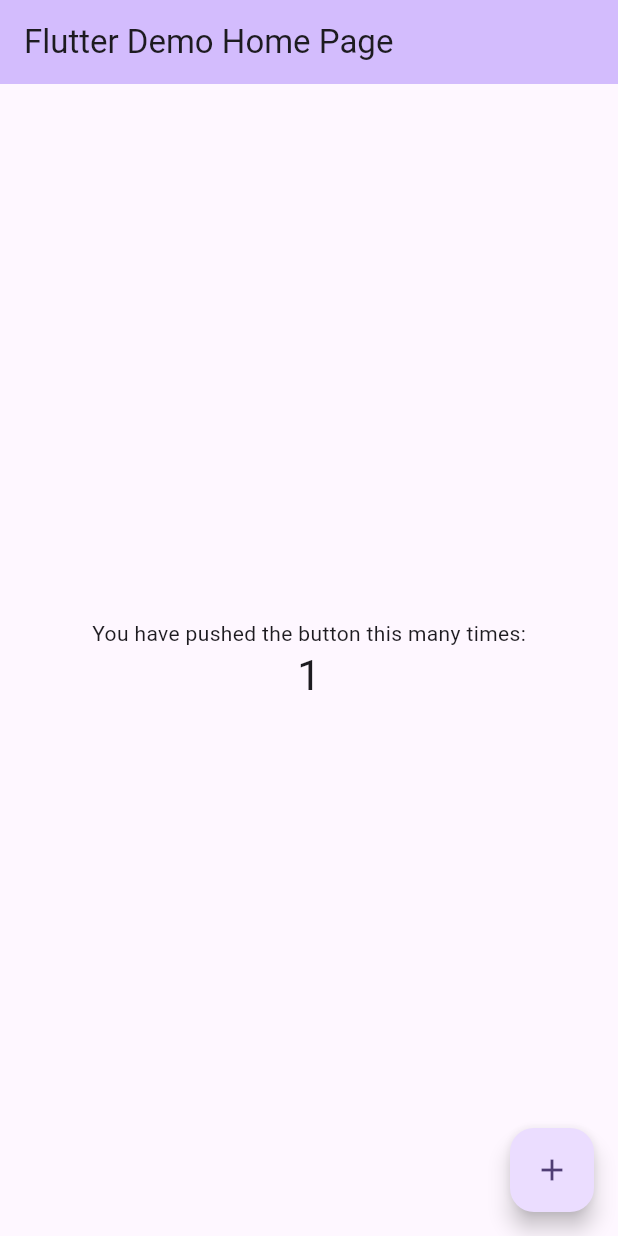
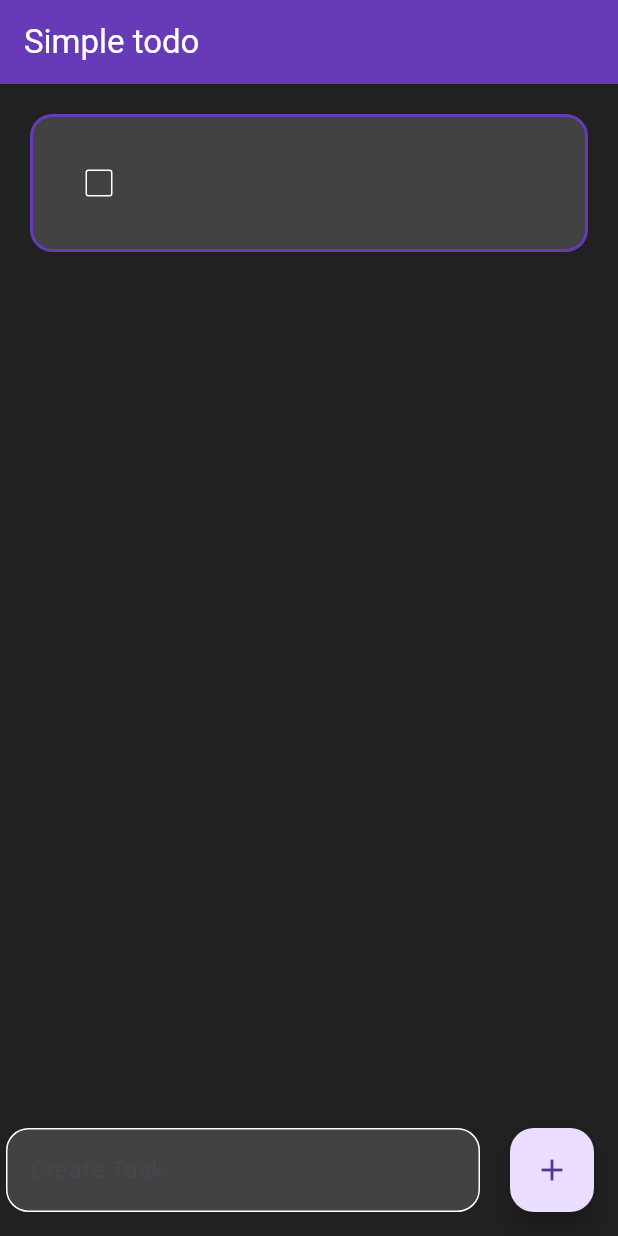
Before and after one commit to Implycitt/TodoApp, a Flutter app: the screen it shows after launch, after a tap on the "add" icon, on a phone screen of 412 x 824 dp. Run offline on Flutter 3.47's test engine with Material 3 defaults, Android fonts, the phone set to English and light mode, and no system bars.

Commit message:
Basic todo functionality

```diff
--- a/lib/main.dart
+++ b/lib/main.dart
@@ -1,4 +1,5 @@
 import 'package:flutter/material.dart';
+import 'package:todo_app/pages/home_page.dart';
 
 void main() {
   runApp(const MyApp());
@@ -10,60 +11,8 @@ class MyApp extends StatelessWidget {
   @override
   Widget build(BuildContext context) {
     return MaterialApp(
-      title: 'Flutter Demo',
-      theme: ThemeData(
-        colorScheme: ColorScheme.fromSeed(seedColor: Colors.deepPurple),
-        useMaterial3: true,
-      ),
-      home: const MyHomePage(title: 'Flutter Demo Home Page'),
+      debugShowCheckedModeBanner: false,
+      home: HomePage(),
     );
   }
 }
-
-class MyHomePage extends StatefulWidget {
-  const MyHomePage({super.key, required this.title});
-
-  final String title;
-
-  @override
-  State<MyHomePage> createState() => _MyHomePageState();
-}
-
-class _MyHomePageState extends State<MyHomePage> {
-  int _counter = 0;
-
-  void _incrementCounter() {
-    setState(() {
-      _counter++;
-    });
-  }
-
-  @override
-  Widget build(BuildContext context) {
-    return Scaffold(
-      appBar: AppBar(
-        backgroundColor: Theme.of(context).colorScheme.inversePrimary,
-        title: Text(widget.title),
-      ),
-      body: Center(
-        child: Column(
-          mainAxisAlignment: MainAxisAlignment.center,
-          children: <Widget>[
-            const Text(
-              'You have pushed the button this many times:',
-            ),
-            Text(
-              '$_counter',
-              style: Theme.of(context).textTheme.headlineMedium,
-            ),
-          ],
-        ),
-      ),
-      floatingActionButton: FloatingActionButton(
-        onPressed: _incrementCounter,
-        tooltip: 'Increment',
-        child: const Icon(Icons.add),
-      ),
-    );
-  }
-}
--- /dev/null
+++ b/lib/pages/home_page.dart
@@ -0,0 +1,87 @@
+import 'package:flutter/material.dart';
+import 'package:todo_app/ui/todo_list.dart';
+
+class HomePage extends StatefulWidget {
+  HomePage({super.key});
+
+  @override
+  State<HomePage> createState() => _HomePageState();
+}
+
+class _HomePageState extends State<HomePage> {
+
+  final _controller = TextEditingController();
+
+  List toDoList = [];
+
+  void checkBoxChanged(int index) {
+    setState(() {
+      toDoList[index][1] = !toDoList[index][1];
+    });
+  }
+
+  void saveNewTask() {
+    setState(() {
+      toDoList.add([_controller.text, false]);
+      _controller.clear();
+    });
+  }
+
+  @override
+  Widget build(BuildContext context) {
+    return Scaffold(
+      backgroundColor: Colors.grey.shade900,
+      appBar: AppBar(
+        title: Text("Simple todo"),
+        backgroundColor: Colors.deepPurple,
+        foregroundColor: Colors.white,
+      ),
+      body: ListView.builder(
+        itemCount: toDoList.length,
+        itemBuilder: (BuildContext context, index) {
+          return TodoList(
+            taskName: toDoList[index][0],
+            taskCompleted: toDoList[index][1],
+            onChanged: (value) => checkBoxChanged(index),
+          );
+        },
+      ),
+      floatingActionButton: Row(
+        children: [
+          Expanded (
+            child: Padding(
+              padding: const EdgeInsets.symmetric(
+                horizontal: 20,
+              ),
+              child: TextField(
+                controller: _controller,
+                style: TextStyle(color: Colors.white),
+                decoration: InputDecoration (
+                  hintText: 'Create Task',
+                  filled: true,
+                  fillColor: Colors.grey.shade800,
+                  enabledBorder: OutlineInputBorder (
+                    borderSide: BorderSide (
+                      color: Colors.white,
+                    ),
+                    borderRadius: BorderRadius.circular(15),
+                  ),
+                  focusedBorder: OutlineInputBorder (
+                    borderSide: BorderSide (
+                      color: Colors.white,
+                    ),
+                    borderRadius: BorderRadius.circular(15),
+                  ),
+                ),
+              ),
+            ),
+          ),
+          FloatingActionButton (
+            onPressed: saveNewTask,
+            child: Icon(Icons.add),
+          ),
+        ],
+      ),
+    );
+  }
+}
--- /dev/null
+++ b/lib/ui/todo_list.dart
@@ -0,0 +1,59 @@
+import 'package:flutter/material.dart';
+
+class TodoList extends StatelessWidget {
+  const TodoList({
+    super.key,
+    required this.taskName,
+    required this.taskCompleted,
+    this.onChanged,
+  });
+
+  final String taskName;
+  final bool taskCompleted;
+  final Function(bool?)? onChanged;
+
+  @override
+  Widget build(BuildContext context) {
+    return Padding(
+      padding: const EdgeInsets.only(
+        top: 20,
+        right: 20,
+        left: 20,
+        bottom: 0,
+      ),
+
+      child: Container (
+        padding: EdgeInsets.all(20),
+        decoration: BoxDecoration(
+          color: Colors.grey.shade800,
+          borderRadius: BorderRadius.circular(15),
+          border: Border.all(
+            color: Colors.deepPurple,
+            width: 2,
+          ),
+        ),
+
+        child: Row(
+          children: [
+            Checkbox (
+              value: taskCompleted,
+              onChanged: onChanged,
+              checkColor: Colors.white,
+              side: BorderSide(color: Colors.white)
+            ),
+            Text(
+              taskName,
+              style: TextStyle(
+                color: Colors.white,
+                fontSize: 16,
+                decoration: taskCompleted ? TextDecoration.lineThrough : TextDecoration.none,
+                decorationColor: Colors.deepPurple,
+                decorationThickness: 3,
+              ),
+            ),
+          ],
+        ),
+      ),
+    );
+  }
+}
--- a/lib/widgets.dart
+++ /dev/null
@@ -1,30 +0,0 @@
-import 'package:flutter/material.dart';
-
-class NavDrawer extends StatelessWidget {
-
-  @override
-  Widget build(BuildContext context) {
-    return Drawer (
-      child: ListView(
-        padding: EdgeInsets.zero,
-        children: <Widget>[
-          DrawerHeader(
-            child: Text(
-              'Side menu',
-              style: TextStyle(color: Colors.black, fontSize: 25),
-            ),
-            decoration: BoxDecoration(
-              color: Colors.green,
-            ),
-          ),
-          ListTile(
-            leading: Icon(Icons.input),
-            title: Text('Welcome'),
-            onTap: () => {},
-          ),
-        ],
-      )
-    );
-  }
-
-}
```
